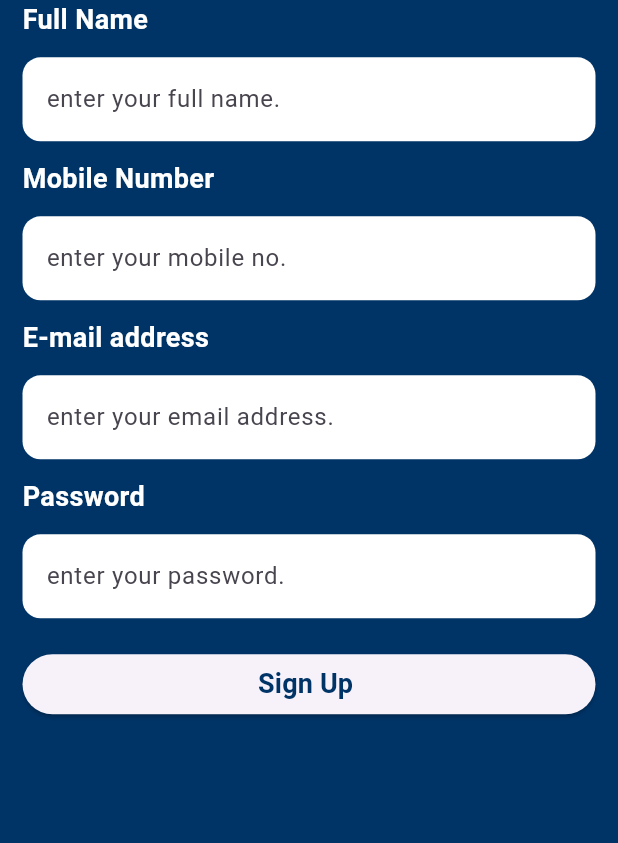
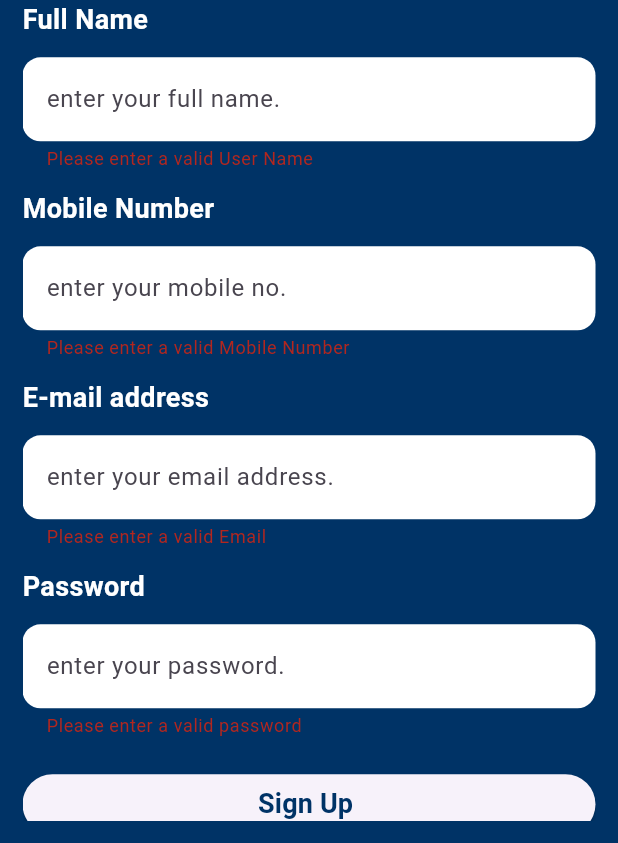
Before and after one commit to AbdelrahmanQotb3/E-Commerce, a Flutter app: the Register screen opened by its route, after a tap on "Sign Up", on a phone screen of 412 x 824 dp, the part 393-1236 px from its top. Run offline on Flutter 3.47's test engine with Material 3 defaults, Android fonts, the phone set to English and light mode, and no system bars.

Commit message:
Added Validation.

```diff
--- a/lib/UI/Screens/Auth/Register/register.dart
+++ b/lib/UI/Screens/Auth/Register/register.dart
@@ -1,3 +1,4 @@
+import 'package:e_commerce/UI/Screens/Auth/Login/login.dart';
 import 'package:e_commerce/Utilities/add_logo.dart';
 import 'package:e_commerce/Utilities/app_constants.dart';
 import 'package:e_commerce/Utilities/custome_textField_decoration.dart';
@@ -12,12 +13,21 @@ class Register extends StatefulWidget {
   State<Register> createState() => _RegisterState();
 }
 
-class _RegisterState extends State<Register> {
+class _RegisterState extends State<Register> {TextEditingController nameController = TextEditingController();
+TextEditingController mobileNumberController = TextEditingController();
+TextEditingController emailController = TextEditingController();
+TextEditingController passwordController = TextEditingController();
+GlobalKey<FormState> formKey = GlobalKey<FormState>();
+
   @override
   Widget build(BuildContext context) {
+
+
     return Scaffold(
       backgroundColor: AppConstants.blueBackgroundColor,
-      body: Padding(
+      body: Form(
+        key: formKey,
+        child: Padding(
             padding: EdgeInsets.all(15),
           child: SingleChildScrollView(
             child: Column(
@@ -26,26 +36,78 @@ class _RegisterState extends State<Register> {
                 AddLogo(),
                 Text("Full Name" , style: AppConstants.loginTextFieldTilte,),
                 SizedBox(height: 12,),
-              CustomTextfieldDecoration(textFieldTitle: "enter your full name."),
+                CustomTextFieldDecoration(
+                  textFieldTitle: "enter your full name.",
+                  Controller: nameController,
+                  Validator: (text){
+                    if(text == null || text.trim().isEmpty){
+                      return "Please enter a valid User Name";
+                    }
+                    return null;
+                  },
+                ),
                 SizedBox(height: 12,),
                 Text("Mobile Number " , style: AppConstants.loginTextFieldTilte,),
                 SizedBox(height: 12,),
-              CustomTextfieldDecoration(textFieldTitle: "enter your mobile no."),
+                CustomTextFieldDecoration(
+                  textFieldTitle: "enter your mobile no." ,
+                  Controller: mobileNumberController,
+                  Validator: (text){
+                    if(text == null || text.trim().isEmpty || text.length != 11){
+                      return "Please enter a valid Mobile Number";
+                    }
+                    return null;
+                  },
+                ),
                 SizedBox(height: 12,),
                 Text("E-mail address" , style: AppConstants.loginTextFieldTilte,),
                 SizedBox(height: 12,),
-              CustomTextfieldDecoration(textFieldTitle: "enter your email address."),
+                CustomTextFieldDecoration(
+                  textFieldTitle: "enter your email address." ,
+                  Controller: emailController,
+                  Validator: (text){
+                    if(text == null || text.trim().isEmpty){
+                      return "Please enter a valid Email";
+                    }
+                    final bool emailValid =
+                    RegExp(r"^[a-zA-Z0-9.a-zA-Z0-9.!#$%&'*+-/=?^_`{|}~]+@[a-zA-Z0-9]+\.[a-zA-Z]+")
+                        .hasMatch(text);
+                    if(!emailValid){
+                      return "Email Format is not allowed";
+                    }
+                    return null;
+                  },
+                ),
                 SizedBox(height: 12,),
                 Text("Password" , style: AppConstants.loginTextFieldTilte,),
                 SizedBox(height: 12,),
-              CustomTextfieldDecoration(textFieldTitle: "enter your password."),
+                CustomTextFieldDecoration(
+                  textFieldTitle: "enter your password." ,
+                  Controller: passwordController,
+                  Validator: (text){
+                    if(text == null || text.length < 6){
+                      return "Please enter a valid password";
+                    }
+                    return null;
+                  },
+                ),
                 SizedBox(height: 20,),
-              ElevatedButton(onPressed: (){}, child: Text("Sign Up " , style: AppConstants.loginTextFieldTilte.copyWith(color: AppConstants.blueBackgroundColor),)),
+                ElevatedButton(onPressed: (){
+                  Validation();
+                }, child: Text("Sign Up " , style: AppConstants.loginTextFieldTilte.copyWith(color: AppConstants.blueBackgroundColor),)),
 
               ],
             ),
           ),
         ),
+      ),
     );
   }
+  void Validation() {
+    if(!formKey.currentState!.validate()){
+      return;
+    }else{
+      Navigator.pushReplacementNamed(context, Login.routeName);
     }
+  }
+}
--- a/lib/Utilities/custome_textField_decoration.dart
+++ b/lib/Utilities/custome_textField_decoration.dart
@@ -1,13 +1,16 @@
 import 'package:flutter/material.dart';
 
-class CustomTextfieldDecoration extends StatelessWidget {
+class CustomTextFieldDecoration extends StatelessWidget {
   String textFieldTitle;
-  CustomTextfieldDecoration({super.key , required this.textFieldTitle});
+  TextEditingController Controller ;
+  FormFieldValidator<String> Validator ;
+  CustomTextFieldDecoration({super.key , required this.textFieldTitle , required this.Controller , required this.Validator});
 
   @override
   Widget build(BuildContext context) {
-    return TextField(
-      keyboardType: TextInputType.phone,
+    return TextFormField(
+      controller: Controller ,
+      keyboardType: TextInputType.text,
       decoration: InputDecoration(
         hintText: textFieldTitle,
         hintStyle: const TextStyle(),
@@ -18,6 +21,8 @@ class CustomTextfieldDecoration extends StatelessWidget {
           borderSide: BorderSide.none,
         ),
       ),
+      validator: Validator ,
+
     );
   }
 }
--- a/lib/main.dart
+++ b/lib/main.dart
@@ -1,4 +1,5 @@
 import 'package:e_commerce/UI/Screens/Auth/Register/register.dart';
+import 'package:e_commerce/UI/Screens/Home/home.dart';
 import 'package:e_commerce/Utilities/app_constants.dart';
 import 'package:flutter/material.dart';
 
@@ -23,6 +24,7 @@ class MyApp extends StatelessWidget {
         SplashScreen.routeName: (_) => SplashScreen(),
         Login.routeName: (_) => Login(),
         Register.routeName : (_) => Register(),
+        Home.routeName : (_) => Home(),
       },
       initialRoute: Login.routeName,
     );
```
Also changed, not shown: lib/UI/Screens/Auth/Login/login.dart (+40 -5 lines), lib/UI/Screens/Home/home.dart (added, +16 -0 lines). Lines whose indentation alone changed are shown as unchanged.
